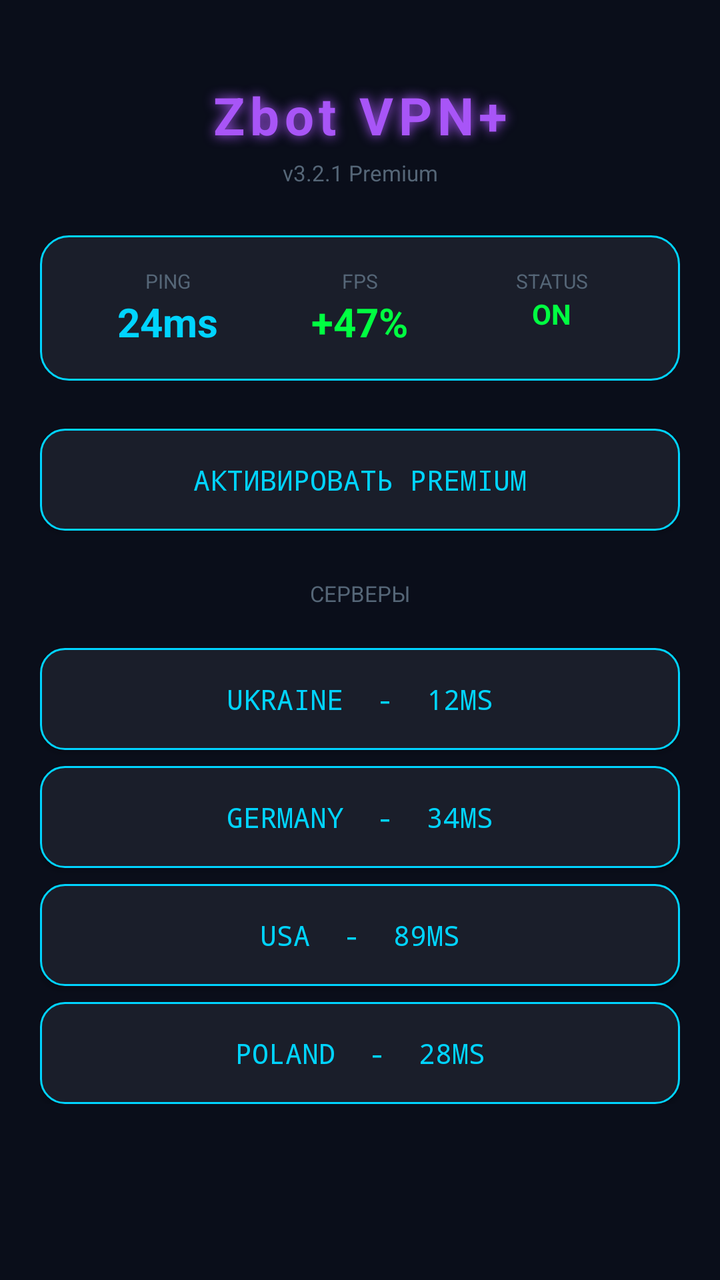
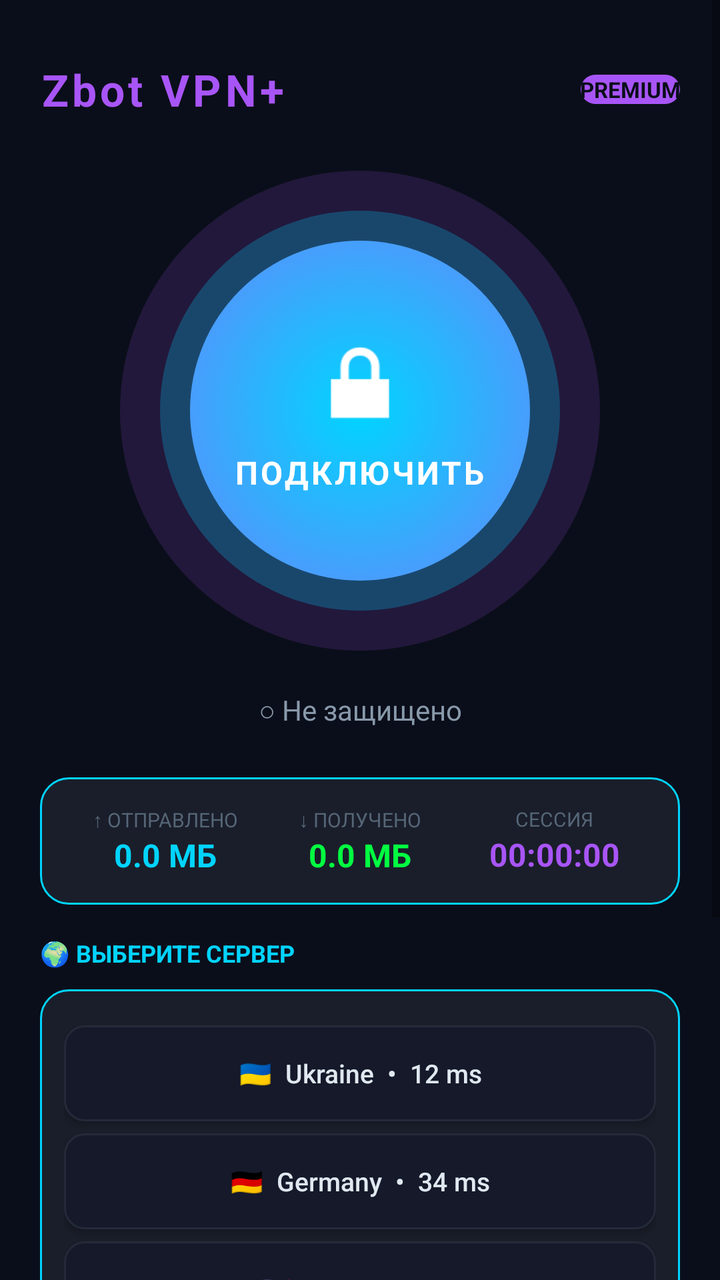

An Android layout rendered at two revisions. The XML below is the earlier revision; the diff shows what the commit changed to produce the second picture.
<!-- AndroidManifest.xml: application theme android:Theme.Material.Light -->
<!-- res/layout/main.xml -->
<?xml version="1.0" encoding="utf-8"?>
<ScrollView xmlns:android="http://schemas.android.com/apk/res/android"
    android:layout_width="match_parent"
    android:layout_height="match_parent"
    android:background="#0a0e1a">

    <LinearLayout
        android:layout_width="match_parent"
        android:layout_height="wrap_content"
        android:orientation="vertical"
        android:padding="20dp">

        <TextView
            android:layout_width="match_parent"
            android:layout_height="wrap_content"
            android:text="Zbot VPN+"
            android:textColor="#a855f7"
            android:textSize="26sp"
            android:textStyle="bold"
            android:gravity="center"
            android:layout_marginTop="20dp"
            android:layout_marginBottom="4dp"
            android:letterSpacing="0.1"
            android:shadowColor="#a855f7"
            android:shadowRadius="15"/>

        <TextView
            android:layout_width="match_parent"
            android:layout_height="wrap_content"
            android:text="v3.2.1 Premium"
            android:textColor="#556677"
            android:textSize="11sp"
            android:gravity="center"
            android:layout_marginBottom="24dp"/>

        <LinearLayout
            android:layout_width="match_parent"
            android:layout_height="wrap_content"
            android:orientation="horizontal"
            android:background="@drawable/card_bg"
            android:padding="16dp"
            android:layout_marginBottom="16dp">

            <LinearLayout
                android:layout_width="0dp"
                android:layout_height="wrap_content"
                android:layout_weight="1"
                android:orientation="vertical"
                android:gravity="center">

                <TextView
                    android:layout_width="wrap_content"
                    android:layout_height="wrap_content"
                    android:text="PING"
                    android:textColor="#556677"
                    android:textSize="10sp"/>

                <TextView
                    android:id="@+id/ping"
                    android:layout_width="wrap_content"
                    android:layout_height="wrap_content"
                    android:text="24ms"
                    android:textColor="#00d4ff"
                    android:textSize="20sp"
                    android:textStyle="bold"/>
            </LinearLayout>

            <LinearLayout
                android:layout_width="0dp"
                android:layout_height="wrap_content"
                android:layout_weight="1"
                android:orientation="vertical"
                android:gravity="center">

                <TextView
                    android:layout_width="wrap_content"
                    android:layout_height="wrap_content"
                    android:text="FPS"
                    android:textColor="#556677"
                    android:textSize="10sp"/>

                <TextView
                    android:id="@+id/fps"
                    android:layout_width="wrap_content"
                    android:layout_height="wrap_content"
                    android:text="+47%"
                    android:textColor="#00ff41"
                    android:textSize="20sp"
                    android:textStyle="bold"/>
            </LinearLayout>

            <LinearLayout
                android:layout_width="0dp"
                android:layout_height="wrap_content"
                android:layout_weight="1"
                android:orientation="vertical"
                android:gravity="center">

                <TextView
                    android:layout_width="wrap_content"
                    android:layout_height="wrap_content"
                    android:text="STATUS"
                    android:textColor="#556677"
                    android:textSize="10sp"/>

                <TextView
                    android:id="@+id/status"
                    android:layout_width="wrap_content"
                    android:layout_height="wrap_content"
                    android:text="ON"
                    android:textColor="#00ff41"
                    android:textSize="14sp"
                    android:textStyle="bold"/>
            </LinearLayout>
        </LinearLayout>

        <Button android:id="@+id/btnGoogle" style="@style/MenuButton"
            android:text="Активировать Premium"/>

        <TextView
            android:layout_width="match_parent"
            android:layout_height="wrap_content"
            android:text="СЕРВЕРЫ"
            android:textColor="#556677"
            android:textSize="11sp"
            android:gravity="center"
            android:layout_marginTop="24dp"
            android:layout_marginBottom="12dp"/>

        <Button style="@style/MenuButton" android:text="Ukraine  -  12ms"/>
        <Button style="@style/MenuButton" android:text="Germany  -  34ms"/>
        <Button style="@style/MenuButton" android:text="USA  -  89ms"/>
        <Button style="@style/MenuButton" android:text="Poland  -  28ms"/>

    </LinearLayout>
</ScrollView>
<!-- resources referenced by this layout -->
<resources>
  <!-- drawable card_bg (drawable) -->
  <?xml version="1.0" encoding="utf-8"?>
  <shape xmlns:android="http://schemas.android.com/apk/res/android"
      android:shape="rectangle">
      <solid android:color="#1a1e2a"/>
      <corners android:radius="14dp"/>
      <stroke android:width="1dp" android:color="#00d4ff"/>
  </shape>
  <style name="MenuButton">
          <item name="android:layout_width">match_parent</item>
          <item name="android:layout_height">wrap_content</item>
          <item name="android:layout_marginTop">8dp</item>
          <item name="android:padding">16dp</item>
          <item name="android:background">@drawable/btn_bg</item>
          <item name="android:textColor">#00d4ff</item>
          <item name="android:textSize">14sp</item>
          <item name="android:fontFamily">monospace</item>
      </style>
  <!-- drawable btn_bg (drawable) -->
  <?xml version="1.0" encoding="utf-8"?>
  <shape xmlns:android="http://schemas.android.com/apk/res/android"
      android:shape="rectangle">
      <solid android:color="#1a1e2a"/>
      <corners android:radius="12dp"/>
      <stroke android:width="1dp" android:color="#00d4ff"/>
  </shape>
</resources>

<!-- the commit's change to res/layout/main.xml (unified diff, before → after) -->
@@ -10,35 +10,107 @@
         android:orientation="vertical"
         android:padding="20dp">
 
+        <LinearLayout
+            android:layout_width="match_parent"
+            android:layout_height="wrap_content"
+            android:orientation="horizontal"
+            android:gravity="center_vertical"
+            android:layout_marginTop="10dp"
+            android:layout_marginBottom="16dp">
+
+            <TextView
+                android:layout_width="0dp"
+                android:layout_height="wrap_content"
+                android:layout_weight="1"
+                android:text="Zbot VPN+"
+                android:textColor="#a855f7"
+                android:textSize="22sp"
+                android:textStyle="bold"
+                android:letterSpacing="0.08"/>
+
+            <TextView
+                android:id="@+id/premiumBadge"
+                android:layout_width="wrap_content"
+                android:layout_height="wrap_content"
+                android:text="PREMIUM"
+                android:textColor="#0a0e1a"
+                android:textSize="11sp"
+                android:textStyle="bold"
+                android:padding="6dp 10dp"
+                android:background="@drawable/premium_badge_bg"/>
+
+        </LinearLayout>
+
+        
+        <FrameLayout
+            android:layout_width="match_parent"
+            android:layout_height="260dp">
+
+            <View
+                android:id="@+id/pulseOuter"
+                android:layout_width="240dp"
+                android:layout_height="240dp"
+                android:layout_gravity="center"
+                android:background="@drawable/pulse_outer"
+                android:alpha="0.15"/>
+
+            <View
+                android:id="@+id/pulseMiddle"
+                android:layout_width="200dp"
+                android:layout_height="200dp"
+                android:layout_gravity="center"
+                android:background="@drawable/pulse_middle"
+                android:alpha="0.25"/>
+
+            <LinearLayout
+                android:id="@+id/connectBtn"
+                android:layout_width="170dp"
+                android:layout_height="170dp"
+                android:layout_gravity="center"
+                android:orientation="vertical"
+                android:gravity="center"
+                android:background="@drawable/connect_circle">
+
+                <ImageView
+                    android:id="@+id/shieldIcon"
+                    android:layout_width="56dp"
+                    android:layout_height="56dp"
+                    android:src="@android:drawable/ic_lock_lock"
+                    android:tint="#ffffff"
+                    android:layout_marginBottom="6dp"/>
+
+                <TextView
+                    android:id="@+id/connectStatus"
+                    android:layout_width="wrap_content"
+                    android:layout_height="wrap_content"
+                    android:text="ПОДКЛЮЧИТЬ"
+                    android:textColor="#ffffff"
+                    android:textSize="16sp"
+                    android:textStyle="bold"
+                    android:letterSpacing="0.08"/>
+
+            </LinearLayout>
+        </FrameLayout>
+
+        
         <TextView
-            android:layout_width="match_parent"
-            android:layout_height="wrap_content"
-            android:text="Zbot VPN+"
-            android:textColor="#a855f7"
-            android:textSize="26sp"
-            android:textStyle="bold"
+            android:id="@+id/statusText"
+            android:layout_width="match_parent"
+            android:layout_height="wrap_content"
+            android:text="○ Не защищено"
+            android:textColor="#8899aa"
+            android:textSize="14sp"
             android:gravity="center"
-            android:layout_marginTop="20dp"
-            android:layout_marginBottom="4dp"
-            android:letterSpacing="0.1"
-            android:shadowColor="#a855f7"
-            android:shadowRadius="15"/>
-
-        <TextView
-            android:layout_width="match_parent"
-            android:layout_height="wrap_content"
-            android:text="v3.2.1 Premium"
-            android:textColor="#556677"
-            android:textSize="11sp"
-            android:gravity="center"
+            android:layout_marginTop="10dp"
             android:layout_marginBottom="24dp"/>
 
+        
         <LinearLayout
             android:layout_width="match_parent"
             android:layout_height="wrap_content"
             android:orientation="horizontal"
             android:background="@drawable/card_bg"
-            android:padding="16dp"
+            android:padding="14dp"
             android:layout_marginBottom="16dp">
 
             <LinearLayout
@@ -51,18 +123,19 @@
                 <TextView
                     android:layout_width="wrap_content"
                     android:layout_height="wrap_content"
-                    android:text="PING"
+                    android:text="↑ ОТПРАВЛЕНО"
                     android:textColor="#556677"
                     android:textSize="10sp"/>
 
                 <TextView
-                    android:id="@+id/ping"
-                    android:layout_width="wrap_content"
-                    android:layout_height="wrap_content"
-                    android:text="24ms"
+                    android:id="@+id/upload"
+                    android:layout_width="wrap_content"
+                    android:layout_height="wrap_content"
+                    android:text="0.0 МБ"
                     android:textColor="#00d4ff"
-                    android:textSize="20sp"
+                    android:textSize="16sp"
                     android:textStyle="bold"/>
+
             </LinearLayout>
 
             <LinearLayout
@@ -75,18 +148,19 @@
                 <TextView
                     android:layout_width="wrap_content"
                     android:layout_height="wrap_content"
-                    android:text="FPS"
+                    android:text="↓ ПОЛУЧЕНО"
                     android:textColor="#556677"
                     android:textSize="10sp"/>
 
                 <TextView
-                    android:id="@+id/fps"
-                    android:layout_width="wrap_content"
-                    android:layout_height="wrap_content"
-                    android:text="+47%"
+                    android:id="@+id/download"
+                    android:layout_width="wrap_content"
+                    android:layout_height="wrap_content"
+                    android:text="0.0 МБ"
                     android:textColor="#00ff41"
-                    android:textSize="20sp"
+                    android:textSize="16sp"
                     android:textStyle="bold"/>
+
             </LinearLayout>
 
             <LinearLayout
@@ -99,38 +173,90 @@
                 <TextView
                     android:layout_width="wrap_content"
                     android:layout_height="wrap_content"
-                    android:text="STATUS"
+                    android:text="СЕССИЯ"
                     android:textColor="#556677"
                     android:textSize="10sp"/>
 
                 <TextView
-                    android:id="@+id/status"
-                    android:layout_width="wrap_content"
-                    android:layout_height="wrap_content"
-                    android:text="ON"
-                    android:textColor="#00ff41"
-                    android:textSize="14sp"
+                    android:id="@+id/sessionTime"
+                    android:layout_width="wrap_content"
+                    android:layout_height="wrap_content"
+                    android:text="00:00:00"
+                    android:textColor="#a855f7"
+                    android:textSize="16sp"
                     android:textStyle="bold"/>
-            </LinearLayout>
-        </LinearLayout>
-
-        <Button android:id="@+id/btnGoogle" style="@style/MenuButton"
-            android:text="Активировать Premium"/>
-
+
+            </LinearLayout>
+        </LinearLayout>
+
+        
         <TextView
             android:layout_width="match_parent"
             android:layout_height="wrap_content"
-            android:text="СЕРВЕРЫ"
-            android:textColor="#556677"
-            android:textSize="11sp"
-            android:gravity="center"
-            android:layout_marginTop="24dp"
-            android:layout_marginBottom="12dp"/>
-
-        <Button style="@style/MenuButton" android:text="Ukraine  -  12ms"/>
-        <Button style="@style/MenuButton" android:text="Germany  -  34ms"/>
-        <Button style="@style/MenuButton" android:text="USA  -  89ms"/>
-        <Button style="@style/MenuButton" android:text="Poland  -  28ms"/>
+            android:text="🌍 ВЫБЕРИТЕ СЕРВЕР"
+            android:textColor="#00d4ff"
+            android:textSize="12sp"
+            android:textStyle="bold"
+            android:layout_marginBottom="10dp"/>
+
+        <LinearLayout
+            android:layout_width="match_parent"
+            android:layout_height="wrap_content"
+            android:orientation="vertical"
+            android:background="@drawable/card_bg"
+            android:padding="12dp"
+            android:layout_marginBottom="16dp">
+
+            <Button style="@style/ServerButton" android:text="🇺🇦  Ukraine  •  12 ms"/>
+            <Button style="@style/ServerButton" android:text="🇩🇪  Germany  •  34 ms"/>
+            <Button style="@style/ServerButton" android:text="🇺🇸  USA  •  89 ms"/>
+            <Button style="@style/ServerButton" android:text="🇵🇱  Poland  •  28 ms"/>
+            <Button style="@style/ServerButton" android:text="🇬🇧  United Kingdom  •  42 ms"/>
+
+        </LinearLayout>
+
+        
+        <LinearLayout
+            android:layout_width="match_parent"
+            android:layout_height="wrap_content"
+            android:orientation="horizontal"
+            android:background="@drawable/card_bg"
+            android:padding="12dp">
+
+            <TextView
+                android:id="@+id/navHome"
+                android:layout_width="0dp"
+                android:layout_height="wrap_content"
+                android:layout_weight="1"
+                android:text="🏠\nГлавная"
+                android:textColor="#a855f7"
+                android:textSize="11sp"
+                android:gravity="center"
+                android:padding="8dp"/>
+
+            <TextView
+                android:id="@+id/navPremium"
+                android:layout_width="0dp"
+                android:layout_height="wrap_content"
+                android:layout_weight="1"
+                android:text="👑\nPremium"
+                android:textColor="#556677"
+                android:textSize="11sp"
+                android:gravity="center"
+                android:padding="8dp"/>
+
+            <TextView
+                android:id="@+id/navSettings"
+                android:layout_width="0dp"
+                android:layout_height="wrap_content"
+                android:layout_weight="1"
+                android:text="⚙\nНастройки"
+                android:textColor="#556677"
+                android:textSize="11sp"
+                android:gravity="center"
+                android:padding="8dp"/>
+
+        </LinearLayout>
 
     </LinearLayout>
 </ScrollView>
<!-- resource entries referenced after the edit -->
@@ -8,23 +8,52 @@
       <corners android:radius="14dp"/>
       <stroke android:width="1dp" android:color="#00d4ff"/>
   </shape>
-  <style name="MenuButton">
-          <item name="android:layout_width">match_parent</item>
-          <item name="android:layout_height">wrap_content</item>
-          <item name="android:layout_marginTop">8dp</item>
-          <item name="android:padding">16dp</item>
-          <item name="android:background">@drawable/btn_bg</item>
-          <item name="android:textColor">#00d4ff</item>
-          <item name="android:textSize">14sp</item>
-          <item name="android:fontFamily">monospace</item>
-      </style>
-  <!-- drawable btn_bg (drawable) -->
+  <!-- drawable connect_circle (drawable) -->
+  <?xml version="1.0" encoding="utf-8"?>
+  <shape xmlns:android="http://schemas.android.com/apk/res/android"
+      android:shape="oval">
+      <gradient
+          android:startColor="#00d4ff"
+          android:endColor="#a855f7"
+          android:type="radial"
+          android:gradientRadius="200dp"/>
+  </shape>
+  <!-- drawable premium_badge_bg (drawable) -->
   <?xml version="1.0" encoding="utf-8"?>
   <shape xmlns:android="http://schemas.android.com/apk/res/android"
       android:shape="rectangle">
-      <solid android:color="#1a1e2a"/>
+      <solid android:color="#a855f7"/>
       <corners android:radius="12dp"/>
-      <stroke android:width="1dp" android:color="#00d4ff"/>
+  </shape>
+  <!-- drawable pulse_middle (drawable) -->
+  <?xml version="1.0" encoding="utf-8"?>
+  <shape xmlns:android="http://schemas.android.com/apk/res/android"
+      android:shape="oval">
+      <solid android:color="#00d4ff"/>
+  </shape>
+  <!-- drawable pulse_outer (drawable) -->
+  <?xml version="1.0" encoding="utf-8"?>
+  <shape xmlns:android="http://schemas.android.com/apk/res/android"
+      android:shape="oval">
+      <solid android:color="#a855f7"/>
+  </shape>
+  <style name="ServerButton">
+          <item name="android:layout_width">match_parent</item>
+          <item name="android:layout_height">wrap_content</item>
+          <item name="android:layout_marginTop">6dp</item>
+          <item name="android:padding">12dp</item>
+          <item name="android:background">@drawable/server_btn_bg</item>
+          <item name="android:textColor">#e0e8f0</item>
+          <item name="android:textSize">13sp</item>
+          <item name="android:textAllCaps">false</item>
+      </style>
+  <!-- drawable server_btn_bg (drawable) -->
+  <?xml version="1.0" encoding="utf-8"?>
+  <shape xmlns:android="http://schemas.android.com/apk/res/android"
+      android:shape="rectangle">
+      <solid android:color="#15192a"/>
+      <corners android:radius="10dp"/>
+      <stroke android:width="1dp" android:color="#252a3a"/>
   </shape>
 </resources>
 
